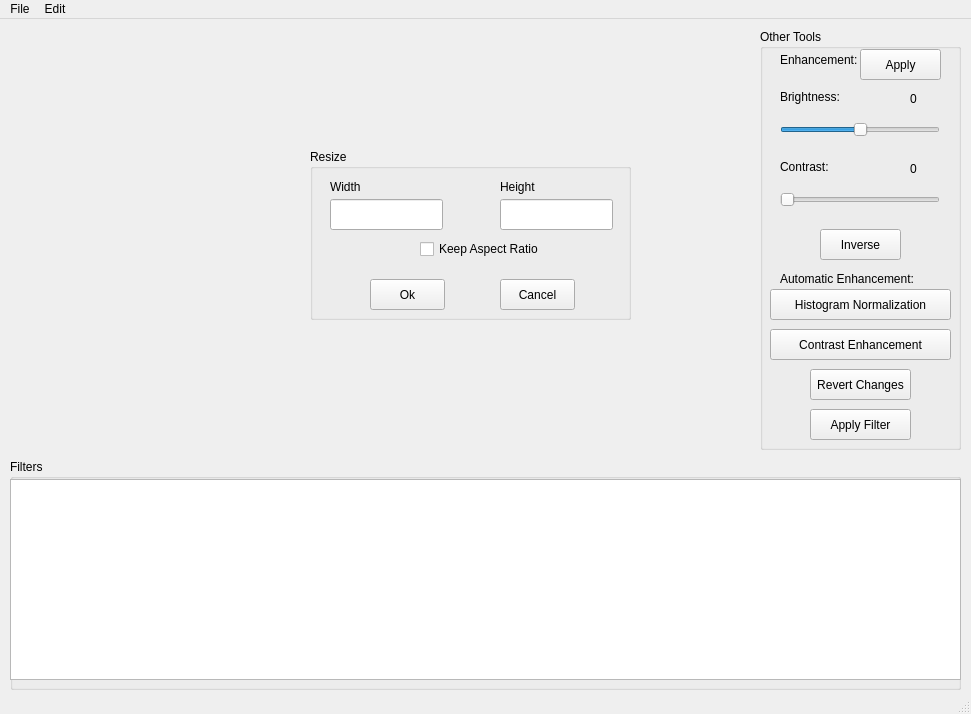
Qt form GUI/PiMageGUI.ui (Weedle-Image-Processing/PiMage) before a commit.
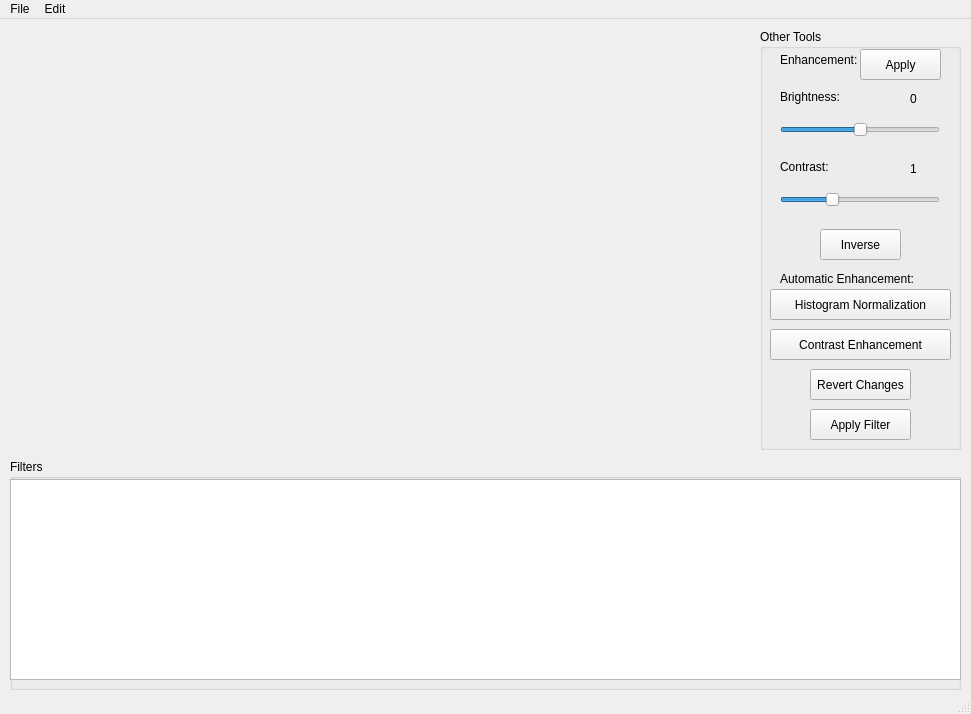
The same form after that commit.

Diff of the .ui file:
```diff
--- a/GUI/PiMageGUI.ui
+++ b/GUI/PiMageGUI.ui
@@ -168,13 +168,13 @@
       <number>1</number>
      </property>
      <property name="maximum">
-      <number>3</number>
+      <number>30</number>
      </property>
      <property name="singleStep">
       <number>1</number>
      </property>
      <property name="value">
-      <number>1</number>
+      <number>10</number>
      </property>
      <property name="orientation">
       <enum>Qt::Horizontal</enum>
@@ -277,7 +277,7 @@
       </rect>
      </property>
      <property name="text">
-      <string>0</string>
+      <string>1</string>
      </property>
     </widget>
     <widget class="QPushButton" name="applyManuelButton">
@@ -335,128 +335,6 @@
      </property>
     </widget>
    </widget>
-   <widget class="QGroupBox" name="resizeGroupBox">
-    <property name="enabled">
-     <bool>true</bool>
-    </property>
-    <property name="geometry">
-     <rect>
-      <x>310</x>
-      <y>130</y>
-      <width>321</width>
-      <height>171</height>
-     </rect>
-    </property>
-    <property name="focusPolicy">
-     <enum>Qt::NoFocus</enum>
-    </property>
-    <property name="autoFillBackground">
-     <bool>true</bool>
-    </property>
-    <property name="title">
-     <string>Resize</string>
-    </property>
-    <widget class="QLineEdit" name="widthLineEdit">
-     <property name="geometry">
-      <rect>
-       <x>20</x>
-       <y>50</y>
-       <width>113</width>
-       <height>31</height>
-      </rect>
-     </property>
-    </widget>
-    <widget class="QLineEdit" name="heightLineEdit">
-     <property name="geometry">
-      <rect>
-       <x>190</x>
-       <y>50</y>
-       <width>113</width>
-       <height>31</height>
-      </rect>
-     </property>
-    </widget>
-    <widget class="QLabel" name="label">
-     <property name="geometry">
-      <rect>
-       <x>20</x>
-       <y>30</y>
-       <width>51</width>
-       <height>16</height>
-      </rect>
-     </property>
-     <property name="text">
-      <string>Width</string>
-     </property>
-    </widget>
-    <widget class="QLabel" name="label_2">
-     <property name="geometry">
-      <rect>
-       <x>190</x>
-       <y>30</y>
-       <width>51</width>
-       <height>16</height>
-      </rect>
-     </property>
-     <property name="text">
-      <string>Height</string>
-     </property>
-    </widget>
-    <widget class="QPushButton" name="resizeOkButton">
-     <property name="geometry">
-      <rect>
-       <x>60</x>
-       <y>130</y>
-       <width>75</width>
-       <height>31</height>
-      </rect>
-     </property>
-     <property name="cursor">
-      <cursorShape>PointingHandCursor</cursorShape>
-     </property>
-     <property name="text">
-      <string>Ok</string>
-     </property>
-    </widget>
-    <widget class="QPushButton" name="resizeCancelButton">
-     <property name="geometry">
-      <rect>
-       <x>190</x>
-       <y>130</y>
-       <width>75</width>
-       <height>31</height>
-      </rect>
-     </property>
-     <property name="cursor">
-      <cursorShape>PointingHandCursor</cursorShape>
-     </property>
-     <property name="text">
-      <string>Cancel</string>
-     </property>
-    </widget>
-    <widget class="QCheckBox" name="resizeCheckBox">
-     <property name="geometry">
-      <rect>
-       <x>110</x>
-       <y>90</y>
-       <width>121</width>
-       <height>20</height>
-      </rect>
-     </property>
-     <property name="cursor">
-      <cursorShape>WhatsThisCursor</cursorShape>
-     </property>
-     <property name="toolTip">
-      <string>&lt;html&gt;&lt;head/&gt;&lt;body&gt;&lt;p&gt;If you check this, resize will be calculated according to the value other than the box you left blank. If both boxes are full, it will be calculated based on width only.&lt;/p&gt;&lt;/body&gt;&lt;/html&gt;</string>
-     </property>
-     <property name="whatsThis">
-      <string/>
-     </property>
-     <property name="text">
-      <string>Keep Aspect Ratio</string>
-     </property>
-    </widget>
-   </widget>
   </widget>
   <widget class="QMenuBar" name="menubar">
    <property name="geometry">
```
Left out of the diff: 1 changed line with no effect on the pictures.
